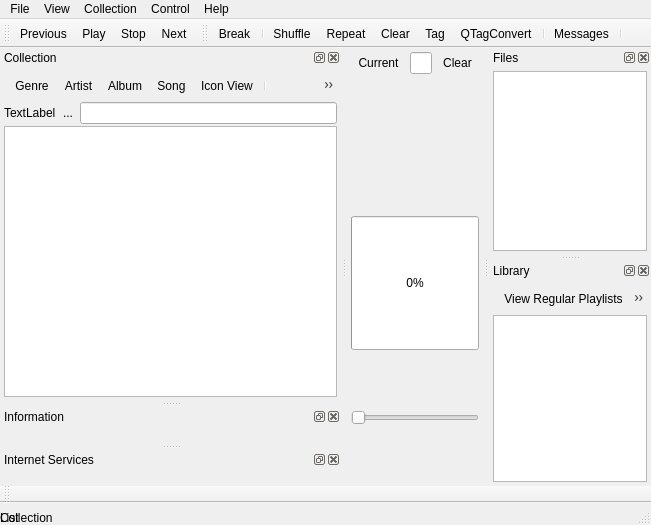
This is src/cuberok.ui in DrMoriarty/cuberok as Qt 5 draws it before an edit. The edited form follows.
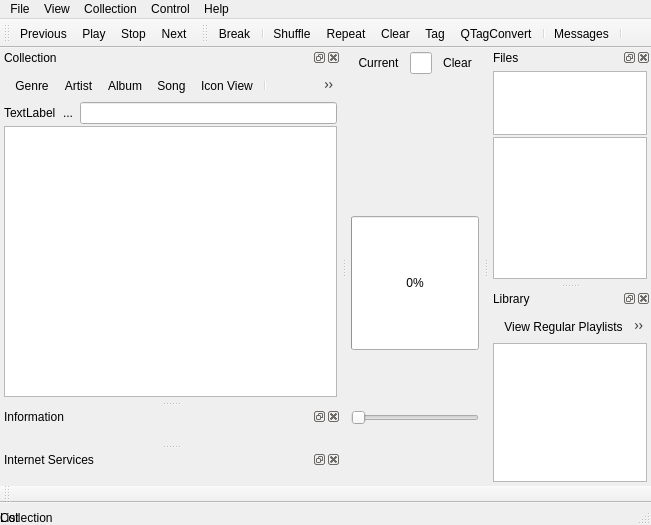
This is the edited form. Icons and pictures are not drawn. Custom widgets are drawn as their Qt base class.

Diff of the .ui file:
```diff
--- a/src/cuberok.ui
+++ b/src/cuberok.ui
@@ -337,6 +337,26 @@
      <property name="margin">
       <number>4</number>
      </property>
+     <item>
+      <widget class="QListWidget" name="list_bookmarks">
+       <property name="sizePolicy">
+        <sizepolicy hsizetype="Expanding" vsizetype="Maximum">
+         <horstretch>0</horstretch>
+         <verstretch>0</verstretch>
+        </sizepolicy>
+       </property>
+       <property name="maximumSize">
+        <size>
+         <width>16777215</width>
+         <height>64</height>
+        </size>
+       </property>
+       <property name="contextMenuPolicy">
+        <enum>Qt::ActionsContextMenu</enum>
+       </property>
+       <addaction name="actionRemoveBookmark"/>
+      </widget>
+     </item>
      <item>
       <widget class="QTreeView" name="treeView_2">
        <property name="contextMenuPolicy">
```
Left out of the diff: 70 changed lines with no effect on the pictures.
